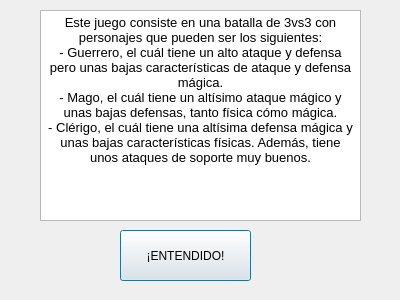
Qt form reglas.ui (EricRuedas/Trabajo) before a commit.
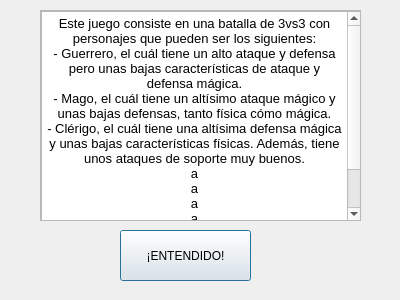
The same form after that commit.

```diff
--- a/reglas.ui
+++ b/reglas.ui
@@ -26,7 +26,7 @@
     <string>¡ENTENDIDO!</string>
    </property>
   </widget>
-  <widget class="QTextBrowser" name="textBrowser">
+  <widget class="QScrollArea" name="scrollArea">
    <property name="geometry">
     <rect>
      <x>40</x>
@@ -35,16 +35,46 @@
      <height>211</height>
     </rect>
    </property>
-   <property name="html">
-    <string>&lt;!DOCTYPE HTML PUBLIC &quot;-//W3C//DTD HTML 4.0//EN&quot; &quot;http://www.w3.org/TR/REC-html40/strict.dtd&quot;&gt;
+   <property name="widgetResizable">
+    <bool>true</bool>
+   </property>
+   <widget class="QWidget" name="scrollAreaWidgetContents_2">
+    <property name="geometry">
+     <rect>
+      <x>0</x>
+      <y>0</y>
+      <width>319</width>
+      <height>209</height>
+     </rect>
+    </property>
+    <widget class="QTextBrowser" name="textBrowser">
+     <property name="geometry">
+      <rect>
+       <x>0</x>
+       <y>0</y>
+       <width>321</width>
+       <height>211</height>
+      </rect>
+     </property>
+     <property name="html">
+      <string>&lt;!DOCTYPE HTML PUBLIC &quot;-//W3C//DTD HTML 4.0//EN&quot; &quot;http://www.w3.org/TR/REC-html40/strict.dtd&quot;&gt;
 &lt;html&gt;&lt;head&gt;&lt;meta name=&quot;qrichtext&quot; content=&quot;1&quot; /&gt;&lt;style type=&quot;text/css&quot;&gt;
 p, li { white-space: pre-wrap; }
 &lt;/style&gt;&lt;/head&gt;&lt;body style=&quot; font-family:'MS Shell Dlg 2'; font-size:8.25pt; font-weight:400; font-style:normal;&quot;&gt;
 &lt;p align=&quot;center&quot; style=&quot; margin-top:0px; margin-bottom:0px; margin-left:0px; margin-right:0px; -qt-block-indent:0; text-indent:0px;&quot;&gt;&lt;span style=&quot; font-size:10pt;&quot;&gt;Este juego consiste en una batalla de 3vs3 con personajes que pueden ser los siguientes:&lt;/span&gt;&lt;/p&gt;
 &lt;p align=&quot;center&quot; style=&quot; margin-top:0px; margin-bottom:0px; margin-left:0px; margin-right:0px; -qt-block-indent:0; text-indent:0px;&quot;&gt;&lt;span style=&quot; font-size:10pt;&quot;&gt;- Guerrero, el cuál tiene un alto ataque y defensa pero unas bajas características de ataque y defensa mágica.&lt;/span&gt;&lt;/p&gt;
 &lt;p align=&quot;center&quot; style=&quot; margin-top:0px; margin-bottom:0px; margin-left:0px; margin-right:0px; -qt-block-indent:0; text-indent:0px;&quot;&gt;&lt;span style=&quot; font-size:10pt;&quot;&gt;- Mago, el cuál tiene un altísimo ataque mágico y unas bajas defensas, tanto física cómo mágica.&lt;/span&gt;&lt;/p&gt;
-&lt;p align=&quot;center&quot; style=&quot; margin-top:0px; margin-bottom:0px; margin-left:0px; margin-right:0px; -qt-block-indent:0; text-indent:0px;&quot;&gt;&lt;span style=&quot; font-size:10pt;&quot;&gt;- Clérigo, el cuál tiene una altísima defensa mágica y unas bajas características físicas. Además, tiene unos ataques de soporte muy buenos.&lt;/span&gt;&lt;/p&gt;&lt;/body&gt;&lt;/html&gt;</string>
-   </property>
+&lt;p align=&quot;center&quot; style=&quot; margin-top:0px; margin-bottom:0px; margin-left:0px; margin-right:0px; -qt-block-indent:0; text-indent:0px;&quot;&gt;&lt;span style=&quot; font-size:10pt;&quot;&gt;- Clérigo, el cuál tiene una altísima defensa mágica y unas bajas características físicas. Además, tiene unos ataques de soporte muy buenos.&lt;/span&gt;&lt;/p&gt;
+&lt;p align=&quot;center&quot; style=&quot; margin-top:0px; margin-bottom:0px; margin-left:0px; margin-right:0px; -qt-block-indent:0; text-indent:0px;&quot;&gt;&lt;span style=&quot; font-size:10pt;&quot;&gt;a&lt;/span&gt;&lt;/p&gt;
+&lt;p align=&quot;center&quot; style=&quot; margin-top:0px; margin-bottom:0px; margin-left:0px; margin-right:0px; -qt-block-indent:0; text-indent:0px;&quot;&gt;&lt;span style=&quot; font-size:10pt;&quot;&gt;a&lt;/span&gt;&lt;/p&gt;
+&lt;p align=&quot;center&quot; style=&quot; margin-top:0px; margin-bottom:0px; margin-left:0px; margin-right:0px; -qt-block-indent:0; text-indent:0px;&quot;&gt;&lt;span style=&quot; font-size:10pt;&quot;&gt;a&lt;/span&gt;&lt;/p&gt;
+&lt;p align=&quot;center&quot; style=&quot; margin-top:0px; margin-bottom:0px; margin-left:0px; margin-right:0px; -qt-block-indent:0; text-indent:0px;&quot;&gt;&lt;span style=&quot; font-size:10pt;&quot;&gt;a&lt;/span&gt;&lt;/p&gt;
+&lt;p align=&quot;center&quot; style=&quot; margin-top:0px; margin-bottom:0px; margin-left:0px; margin-right:0px; -qt-block-indent:0; text-indent:0px;&quot;&gt;&lt;span style=&quot; font-size:10pt;&quot;&gt;aa&lt;/span&gt;&lt;/p&gt;
+&lt;p align=&quot;center&quot; style=&quot; margin-top:0px; margin-bottom:0px; margin-left:0px; margin-right:0px; -qt-block-indent:0; text-indent:0px;&quot;&gt;&lt;span style=&quot; font-size:10pt;&quot;&gt;a&lt;/span&gt;&lt;/p&gt;
+&lt;p align=&quot;center&quot; style=&quot;-qt-paragraph-type:empty; margin-top:0px; margin-bottom:0px; margin-left:0px; margin-right:0px; -qt-block-indent:0; text-indent:0px; font-size:10pt;&quot;&gt;&lt;br /&gt;&lt;/p&gt;&lt;/body&gt;&lt;/html&gt;</string>
+     </property>
+    </widget>
+   </widget>
   </widget>
  </widget>
  <resources/>
```
Left out of the diff: 2 changed lines with no effect on the pictures.
